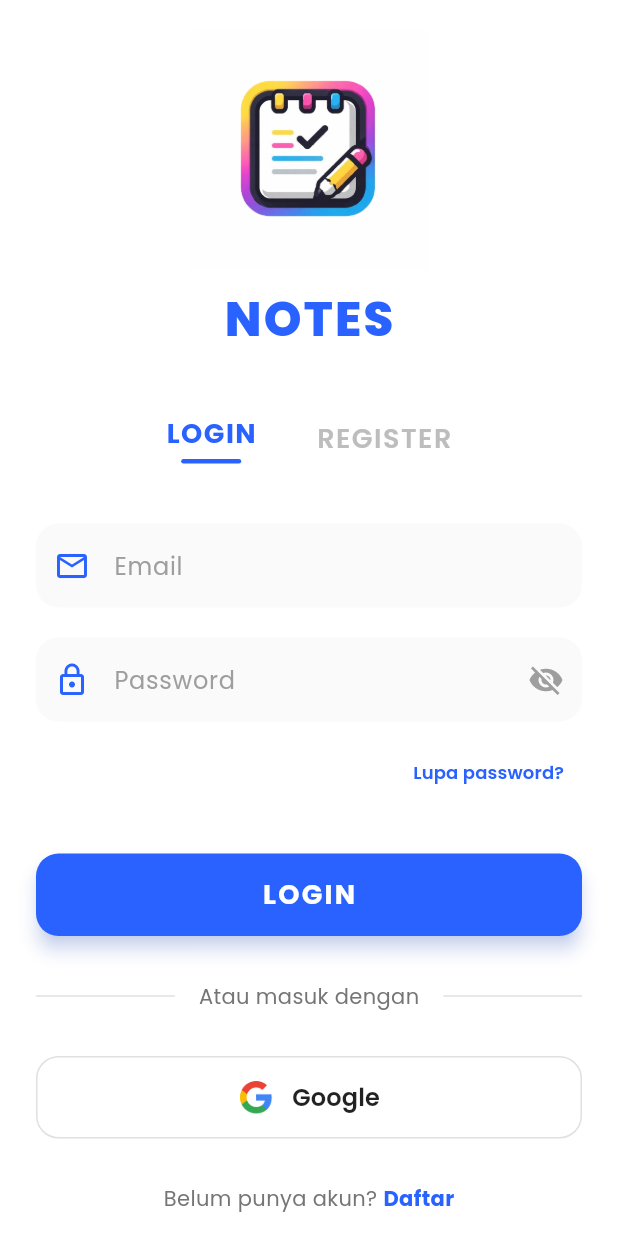
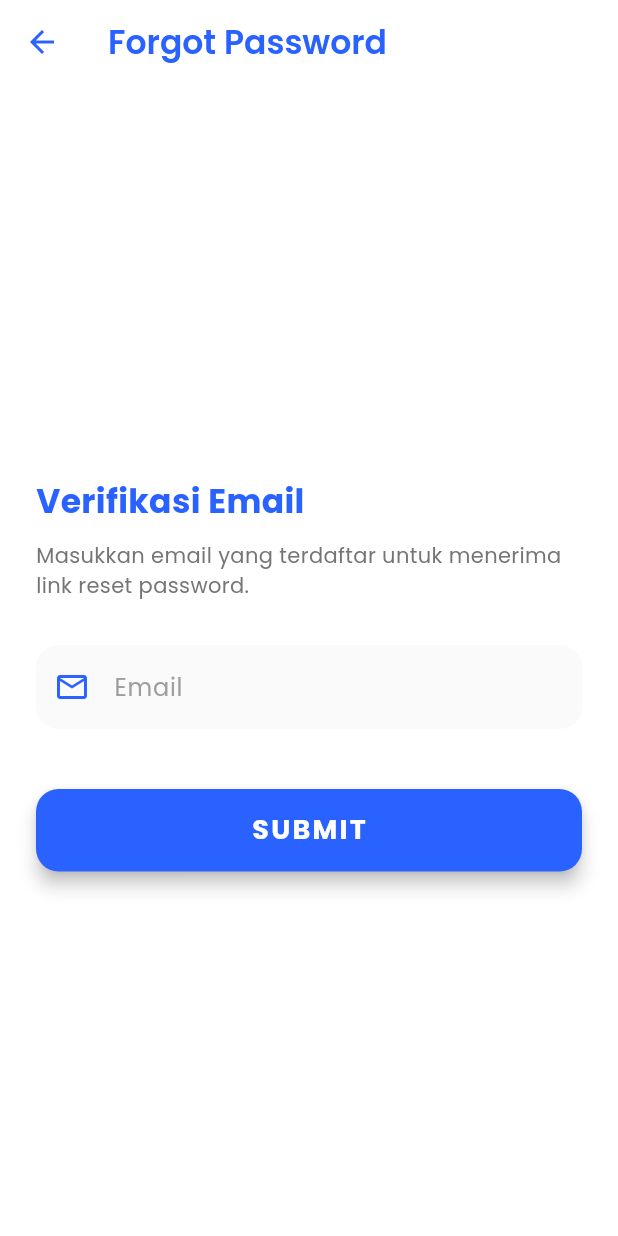
Before and after one commit to KishiEdward/Notes_App_UAS, a Flutter app: the Login screen opened directly, after a tap on "Lupa password?", on a phone screen of 412 x 824 dp. Run offline on Flutter 3.47's test engine with Material 3 defaults, Android fonts, the phone set to English and light mode, and no system bars; our stand-ins replace cloud_firestore, firebase_auth, firebase_core, google_fonts, google_sign_in; accounts and stored records are empty.

Commit message:
menyelesaikan fitur forgot password

```diff
--- /dev/null
+++ b/lib/pages/forgot_password-e.dart
@@ -0,0 +1,240 @@
+import 'package:flutter/material.dart';
+import 'package:google_fonts/google_fonts.dart';
+import 'package:notesapp/services/auth_service.dart';
+
+class Forgot extends StatefulWidget {
+  const Forgot({super.key});
+
+  @override
+  State<Forgot> createState() => _ForgotState();
+}
+
+class _ForgotState extends State<Forgot> with SingleTickerProviderStateMixin {
+  final TextEditingController emailController = TextEditingController();
+  bool _isLoading = false;
+
+  late AnimationController _animationController;
+  late Animation<double> _fadeAnimation;
+  late Animation<Offset> _slideAnimation;
+
+  @override
+  void initState() {
+    super.initState();
+    _animationController = AnimationController(
+      vsync: this,
+      duration: const Duration(milliseconds: 1000),
+    );
+
+    _fadeAnimation = CurvedAnimation(
+      parent: _animationController,
+      curve: Curves.easeIn,
+    );
+
+    _slideAnimation =
+        Tween<Offset>(begin: const Offset(0, 0.3), end: Offset.zero).animate(
+          CurvedAnimation(parent: _animationController, curve: Curves.easeOut),
+        );
+
+    _animationController.forward();
+  }
+
+  @override
+  void dispose() {
+    emailController.dispose();
+    _animationController.dispose();
+    super.dispose();
+  }
+
+  Future<void> _submit() async {
+    final email = emailController.text.trim();
+
+    if (email.isEmpty) {
+      ScaffoldMessenger.of(context).showSnackBar(
+        const SnackBar(
+          content: Text("Email tidak boleh kosong"),
+          backgroundColor: Colors.orange,
+        ),
+      );
+      return;
+    }
+
+    setState(() => _isLoading = true);
+
+    try {
+      await AuthService().resetPassword(email);
+
+      if (!mounted) return;
+      setState(() => _isLoading = false);
+
+      // NOTIFICATION BOX (SUCCESS)
+      showDialog(
+        context: context,
+        barrierDismissible: false,
+        builder: (context) => AlertDialog(
+          shape: RoundedRectangleBorder(
+            borderRadius: BorderRadius.circular(16),
+          ),
+          title: const Text("Berhasil"),
+          content: const Text(
+            "Link reset password telah dikirim ke email Anda.\n\n"
+            "Silakan cek inbox atau folder spam.",
+          ),
+          actions: [
+            TextButton(
+              onPressed: () {
+                Navigator.pop(context);
+                Navigator.pop(context);
+              },
+              child: const Text("OK"),
+            ),
+          ],
+        ),
+      );
+    } catch (e) {
+      if (!mounted) return;
+      setState(() => _isLoading = false);
+
+      showDialog(
+        context: context,
+        builder: (context) => AlertDialog(
+          shape: RoundedRectangleBorder(
+            borderRadius: BorderRadius.circular(16),
+          ),
+          title: const Text("Gagal"),
+          content: Text(e.toString().replaceAll('Exception: ', '')),
+          actions: [
+            TextButton(
+              onPressed: () => Navigator.pop(context),
+              child: const Text("Tutup"),
+            ),
+          ],
+        ),
+      );
+    }
+  }
+
+  @override
+  Widget build(BuildContext context) {
+    return Scaffold(
+      backgroundColor: Colors.white,
+      appBar: AppBar(
+        backgroundColor: Colors.white,
+        elevation: 0,
+        iconTheme: IconThemeData(color: Colors.blueAccent.shade700),
+        title: Text(
+          "Forgot Password",
+          style: GoogleFonts.poppins(
+            color: Colors.blueAccent.shade700,
+            fontWeight: FontWeight.w600,
+          ),
+        ),
+      ),
+      body: Center(
+        child: SingleChildScrollView(
+          padding: const EdgeInsets.symmetric(horizontal: 24),
+          child: SlideTransition(
+            position: _slideAnimation,
+            child: FadeTransition(
+              opacity: _fadeAnimation,
+              child: Column(
+                crossAxisAlignment: CrossAxisAlignment.start,
+                children: [
+                  const SizedBox(height: 20),
+                  Text(
+                    "Verifikasi Email",
+                    style: GoogleFonts.poppins(
+                      fontSize: 22,
+                      fontWeight: FontWeight.bold,
+                      color: Colors.blueAccent.shade700,
+                    ),
+                  ),
+                  const SizedBox(height: 10),
+                  Text(
+                    "Masukkan email yang terdaftar untuk menerima link reset password.",
+                    style: GoogleFonts.poppins(
+                      fontSize: 14,
+                      color: Colors.grey.shade600,
+                    ),
+                  ),
+                  const SizedBox(height: 30),
+
+                  /// EMAIL TEXTFIELD
+                  TextField(
+                    controller: emailController,
+                    keyboardType: TextInputType.emailAddress,
+                    style: GoogleFonts.poppins(
+                      fontWeight: FontWeight.w500,
+                      color: Colors.black87,
+                    ),
+                    decoration: InputDecoration(
+                      labelText: 'Email',
+                      labelStyle: GoogleFonts.poppins(color: Colors.grey),
+                      prefixIcon: Icon(
+                        Icons.email_outlined,
+                        color: Colors.blueAccent.shade700,
+                      ),
+                      filled: true,
+                      fillColor: Colors.grey.shade50,
+                      border: OutlineInputBorder(
+                        borderRadius: BorderRadius.circular(15),
+                        borderSide: BorderSide.none,
+                      ),
+                      focusedBorder: OutlineInputBorder(
+                        borderRadius: BorderRadius.circular(15),
+                        borderSide: BorderSide(
+                          color: Colors.blueAccent.shade700,
+                          width: 2,
+                        ),
+                      ),
+                      contentPadding: const EdgeInsets.symmetric(
+                        vertical: 16,
+                        horizontal: 20,
+                      ),
+                    ),
+                  ),
+
+                  const SizedBox(height: 40),
+
+                  SizedBox(
+                    width: double.infinity,
+                    height: 55,
+                    child: ElevatedButton(
+                      onPressed: _isLoading ? null : _submit,
+                      style: ElevatedButton.styleFrom(
+                        backgroundColor: Colors.blueAccent.shade700,
+                        foregroundColor: Colors.white,
+                        shape: RoundedRectangleBorder(
+                          borderRadius: BorderRadius.circular(15),
+                        ),
+                        elevation: 5,
+                      ),
+                      child: _isLoading
+                          ? const SizedBox(
+                              width: 24,
+                              height: 24,
+                              child: CircularProgressIndicator(
+                                strokeWidth: 2.5,
+                                valueColor: AlwaysStoppedAnimation<Color>(
+                                  Colors.white,
+                                ),
+                              ),
+                            )
+                          : Text(
+                              "SUBMIT",
+                              style: GoogleFonts.poppins(
+                                fontSize: 18,
+                                fontWeight: FontWeight.bold,
+                                letterSpacing: 1.5,
+                              ),
+                            ),
+                    ),
+                  ),
+                ],
+              ),
+            ),
+          ),
+        ),
+      ),
+    );
+  }
+}
--- a/lib/pages/login_page.dart
+++ b/lib/pages/login_page.dart
@@ -3,6 +3,7 @@ import 'package:google_fonts/google_fonts.dart';
 import 'package:notesapp/pages/register_page.dart';
 import 'package:notesapp/services/auth_service.dart';
 import 'package:notesapp/pages/home_page.dart';
+import 'package:notesapp/pages/forgot_password-e.dart';
 
 class Login extends StatefulWidget {
   const Login({super.key});
@@ -35,13 +36,13 @@ class _LoginState extends State<Login> with SingleTickerProviderStateMixin {
       curve: const Interval(0.0, 0.5, curve: Curves.elasticOut),
     );
 
-    _slideAnimation = Tween<Offset>(
-      begin: const Offset(0, 0.5),
-      end: Offset.zero,
-    ).animate(CurvedAnimation(
-      parent: _animationController,
-      curve: const Interval(0.3, 0.8, curve: Curves.easeOutQuart),
-    ));
+    _slideAnimation =
+        Tween<Offset>(begin: const Offset(0, 0.5), end: Offset.zero).animate(
+          CurvedAnimation(
+            parent: _animationController,
+            curve: const Interval(0.3, 0.8, curve: Curves.easeOutQuart),
+          ),
+        );
 
     _fadeAnimation = CurvedAnimation(
       parent: _animationController,
@@ -238,7 +239,14 @@ class _LoginState extends State<Login> with SingleTickerProviderStateMixin {
                       Align(
                         alignment: Alignment.centerRight,
                         child: TextButton(
-                          onPressed: () {},
+                          onPressed: () {
+                            Navigator.push(
+                              context,
+                              MaterialPageRoute(
+                                builder: (context) => const Forgot(),
+                              ),
+                            );
+                          },
                           child: Text(
                             "Lupa password?",
                             style: GoogleFonts.poppins(
@@ -260,15 +268,16 @@ class _LoginState extends State<Login> with SingleTickerProviderStateMixin {
                                   setState(() => _isLoading = true);
 
                                   final email = emailController.text.trim();
-                                  final password =
-                                      passwordController.text.trim();
+                                  final password = passwordController.text
+                                      .trim();
 
                                   if (email.isEmpty || password.isEmpty) {
                                     setState(() => _isLoading = false);
                                     ScaffoldMessenger.of(context).showSnackBar(
                                       const SnackBar(
                                         content: Text(
-                                            'Mohon isi email dan password'),
+                                          'Mohon isi email dan password',
+                                        ),
                                         backgroundColor: Colors.orange,
                                       ),
                                     );
@@ -279,11 +288,13 @@ class _LoginState extends State<Login> with SingleTickerProviderStateMixin {
                                     final user = await AuthService()
                                         .signInWithEmail(email, password);
                                     if (user != null && context.mounted) {
-                                      ScaffoldMessenger.of(context)
-                                          .showSnackBar(
+                                      ScaffoldMessenger.of(
+                                        context,
+                                      ).showSnackBar(
                                         const SnackBar(
                                           content: Text(
-                                              'Login berhasil! Selamat datang.'),
+                                            'Login berhasil! Selamat datang.',
+                                          ),
                                           backgroundColor: Colors.green,
                                           duration: Duration(seconds: 2),
                                         ),
@@ -300,11 +311,13 @@ class _LoginState extends State<Login> with SingleTickerProviderStateMixin {
                                   } catch (e) {
                                     setState(() => _isLoading = false);
                                     if (context.mounted) {
-                                      ScaffoldMessenger.of(context)
-                                          .showSnackBar(
+                                      ScaffoldMessenger.of(
+                                        context,
+                                      ).showSnackBar(
                                         SnackBar(
                                           content: Text(
-                                              'Login gagal: ${e.toString().replaceAll('Exception: ', '')}'),
+                                            'Login gagal: ${e.toString().replaceAll('Exception: ', '')}',
+                                          ),
                                           backgroundColor: Colors.red,
                                           duration: const Duration(seconds: 5),
                                         ),
@@ -319,8 +332,9 @@ class _LoginState extends State<Login> with SingleTickerProviderStateMixin {
                               borderRadius: BorderRadius.circular(15),
                             ),
                             elevation: 5,
-                            shadowColor:
-                                Colors.blueAccent.shade700.withOpacity(0.4),
+                            shadowColor: Colors.blueAccent.shade700.withOpacity(
+                              0.4,
+                            ),
                           ),
                           child: _isLoading
                               ? const SizedBox(
@@ -328,9 +342,9 @@ class _LoginState extends State<Login> with SingleTickerProviderStateMixin {
                                   height: 24,
                                   child: CircularProgressIndicator(
                                     strokeWidth: 2.5,
-                                    valueColor:
-                                        AlwaysStoppedAnimation<Color>(
-                                            Colors.white),
+                                    valueColor: AlwaysStoppedAnimation<Color>(
+                                      Colors.white,
+                                    ),
                                   ),
                                 )
                               : Text(
@@ -353,8 +367,9 @@ class _LoginState extends State<Login> with SingleTickerProviderStateMixin {
                             ),
                           ),
                           Padding(
-                            padding:
-                                const EdgeInsets.symmetric(horizontal: 16.0),
+                            padding: const EdgeInsets.symmetric(
+                              horizontal: 16.0,
+                            ),
                             child: Text(
                               'Atau masuk dengan',
                               style: GoogleFonts.poppins(
@@ -378,13 +393,14 @@ class _LoginState extends State<Login> with SingleTickerProviderStateMixin {
                         child: OutlinedButton(
                           onPressed: () async {
                             try {
-                              final user =
-                                  await AuthService().signInWithGoogle();
+                              final user = await AuthService()
+                                  .signInWithGoogle();
                               if (user != null && context.mounted) {
                                 ScaffoldMessenger.of(context).showSnackBar(
                                   const SnackBar(
                                     content: Text(
-                                        'Login berhasil! Selamat datang.'),
+                                      'Login berhasil! Selamat datang.',
+                                    ),
                                     backgroundColor: Colors.green,
                                     duration: Duration(seconds: 2),
                                   ),
--- a/lib/services/auth_service.dart
+++ b/lib/services/auth_service.dart
@@ -17,7 +17,8 @@ class AuthService {
       }
 
       // Obtain the auth details from the request
-      final GoogleSignInAuthentication googleAuth = await googleUser.authentication;
+      final GoogleSignInAuthentication googleAuth =
+          await googleUser.authentication;
 
       // Create a new credential
       final OAuthCredential credential = GoogleAuthProvider.credential(
@@ -34,7 +35,10 @@ class AuthService {
   }
 
   // Register with Email and Password
-  Future<UserCredential?> registerWithEmail(String email, String password) async {
+  Future<UserCredential?> registerWithEmail(
+    String email,
+    String password,
+  ) async {
     try {
       final credential = await _auth.createUserWithEmailAndPassword(
         email: email,
@@ -66,4 +70,11 @@ class AuthService {
     await _googleSignIn.signOut();
     await _auth.signOut();
   }
+
+  Future<void> resetPassword(String email) async {
+    if (email.isEmpty) {
+      throw Exception("Email tidak boleh kosong");
+    }
+    await _auth.sendPasswordResetEmail(email: email);
+  }
 }
--- a/lib/splash/splash1.dart
+++ b/lib/splash/splash1.dart
@@ -20,7 +20,7 @@ class Splash1 extends StatelessWidget {
                 shape: BoxShape.circle,
                 color: Colors.blueAccent,
                 image: DecorationImage(
-                  image: AssetImage("assets/images/logo.png"),
+                  image: AssetImage("assets/images/LOGO-GLOBAL.png"),
                   fit: BoxFit.cover,
                 ),
               ),
--- a/lib/splash/splash3.dart
+++ b/lib/splash/splash3.dart
@@ -19,7 +19,7 @@ class Splash3 extends StatelessWidget {
                 shape: BoxShape.circle,
                 color: Colors.blueAccent,
                 image: DecorationImage(
-                  image: AssetImage("../assets/images/splash3.jpeg"),
+                  image: AssetImage("assets/images/splash3.jpeg"),
                   fit: BoxFit.cover,
                 ),
               ),
```
Also changed, not shown: assets/images/LOGO-GLOBAL.png (added).
